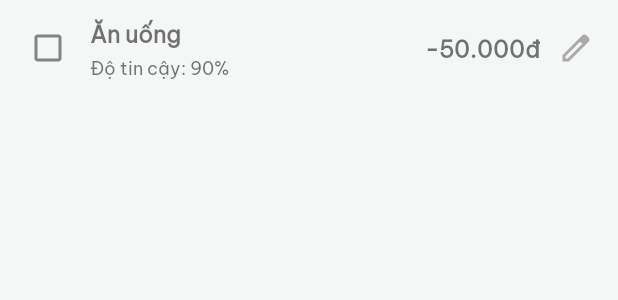
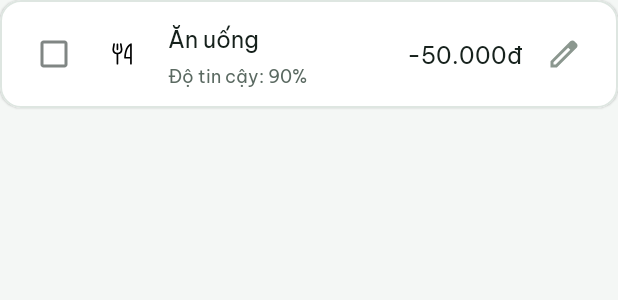
Before and after one commit to Nguyen-Phi-Long-702/Plix, an Android app: the layout item_suggested_transaction.xml on its own in the app's theme, with its tools: preview values and no code run, on a phone screen of 412 x 824 dp. Shown: the top 300 px of the screen. Run offline under Robolectric (Android 15) with nearby library versions, the light colour scheme and no system bars.

Commit message:
feat: dựng lại dòng giao dịch đề xuất của nhập nhanh theo thiết kế

```diff
--- /dev/null
+++ b/android/app/src/main/res/drawable/bg_category_icon_plain.xml
@@ -0,0 +1,6 @@
+<?xml version="1.0" encoding="utf-8"?>
+<shape xmlns:android="http://schemas.android.com/apk/res/android"
+    android:shape="rectangle">
+    <solid android:color="@color/surface" />
+    <corners android:radius="@dimen/category_icon_radius" />
+</shape>
--- a/android/app/src/main/res/layout/item_suggested_transaction.xml
+++ b/android/app/src/main/res/layout/item_suggested_transaction.xml
@@ -1,13 +1,18 @@
 <?xml version="1.0" encoding="utf-8"?>
-<LinearLayout xmlns:android="http://schemas.android.com/apk/res/android"
+<com.google.android.material.card.MaterialCardView xmlns:android="http://schemas.android.com/apk/res/android"
     xmlns:tools="http://schemas.android.com/tools"
+    android:id="@+id/cardSuggestion"
+    style="@style/Widget.Plix.Card"
     android:layout_width="match_parent"
     android:layout_height="wrap_content"
-    android:layout_marginBottom="8dp"
+    android:layout_marginBottom="@dimen/spacing_12">
+
+    <LinearLayout
+        android:layout_width="match_parent"
+        android:layout_height="wrap_content"
         android:gravity="center_vertical"
         android:orientation="horizontal"
-    android:paddingHorizontal="8dp"
-    android:paddingVertical="8dp">
+        android:padding="@dimen/spacing_12">
 
         <com.google.android.material.checkbox.MaterialCheckBox
             android:id="@+id/checkSelected"
@@ -15,48 +20,73 @@
             android:layout_height="wrap_content"
             android:contentDescription="Chọn giao dịch này để lưu" />
 
+        <FrameLayout
+            android:id="@+id/layoutSuggestionIcon"
+            android:layout_width="@dimen/suggestion_icon_box_size"
+            android:layout_height="@dimen/suggestion_icon_box_size"
+            android:layout_marginStart="@dimen/spacing_4">
+
+            <ImageView
+                android:id="@+id/imageSuggestionIcon"
+                android:layout_width="@dimen/inline_icon_size"
+                android:layout_height="@dimen/inline_icon_size"
+                android:layout_gravity="center"
+                android:importantForAccessibility="no"
+                tools:src="@drawable/ic_food" />
+        </FrameLayout>
+
         <LinearLayout
             android:layout_width="0dp"
             android:layout_height="wrap_content"
-        android:layout_marginStart="4dp"
+            android:layout_marginStart="@dimen/spacing_12"
             android:layout_weight="1"
             android:orientation="vertical">
 
             <TextView
                 android:id="@+id/textSuggestionTitle"
-            android:layout_width="wrap_content"
+                android:layout_width="match_parent"
                 android:layout_height="wrap_content"
-            android:textSize="15sp"
-            android:textStyle="bold"
+                android:ellipsize="end"
+                android:maxLines="1"
+                android:textAppearance="@style/TextAppearance.Plix.SectionTitle"
                 tools:text="Ăn uống" />
 
             <TextView
                 android:id="@+id/textSuggestionDetail"
-            android:layout_width="wrap_content"
+                android:layout_width="match_parent"
                 android:layout_height="wrap_content"
-            android:layout_marginTop="2dp"
-            android:textSize="12sp"
+                android:layout_marginTop="@dimen/spacing_4"
+                android:textAppearance="@style/TextAppearance.Plix.Caption"
                 tools:text="Độ tin cậy: 90%" />
-
         </LinearLayout>
 
         <TextView
             android:id="@+id/textSuggestionAmount"
             android:layout_width="wrap_content"
             android:layout_height="wrap_content"
-        android:textSize="15sp"
-        android:textStyle="bold"
+            android:layout_marginStart="@dimen/spacing_12"
+            android:textAppearance="@style/TextAppearance.Plix.SectionTitle"
             tools:text="-50.000đ" />
+
+        <com.google.android.material.chip.Chip
+            android:id="@+id/chipEnterAmount"
+            style="@style/Widget.Plix.Chip.Choice"
+            android:layout_width="wrap_content"
+            android:layout_height="wrap_content"
+            android:layout_marginStart="@dimen/spacing_8"
+            android:checkable="false"
+            android:text="Nhập tay"
+            android:visibility="gone" />
 
         <ImageButton
             android:id="@+id/buttonEditSuggestion"
-        android:layout_width="40dp"
-        android:layout_height="40dp"
-        android:layout_marginStart="4dp"
+            android:layout_width="@dimen/touch_target_min"
+            android:layout_height="@dimen/touch_target_min"
+            android:layout_marginStart="@dimen/spacing_4"
             android:background="?attr/selectableItemBackgroundBorderless"
             android:contentDescription="Sửa giao dịch đề xuất"
-        android:padding="10dp"
+            android:padding="@dimen/spacing_12"
             android:src="@drawable/ic_edit"
-        android:tint="@android:color/darker_gray" />
-
+            android:tint="@color/text_tertiary" />
     </LinearLayout>
+</com.google.android.material.card.MaterialCardView>
--- a/android/app/src/main/res/values/dimens_shared_components.xml
+++ b/android/app/src/main/res/values/dimens_shared_components.xml
@@ -15,4 +15,7 @@
     <dimen name="transaction_row_action_size">48dp</dimen>
     <dimen name="filter_chip_icon_size">14dp</dimen>
     <dimen name="transaction_list_padding_bottom">88dp</dimen>
+    <!-- Màn Nhập nhanh (AI): dòng giao dịch đề xuất, icon trong nút và khung thông báo -->
+    <dimen name="suggestion_icon_box_size">36dp</dimen>
+    <dimen name="inline_icon_size">18dp</dimen>
 </resources>
```
Also changed, not shown: android/app/src/main/java/com/longvuong/plix/presentation/transaction/SuggestedTransactionAdapter.java (+50 -8 lines). Lines whose indentation alone changed are shown as unchanged.
